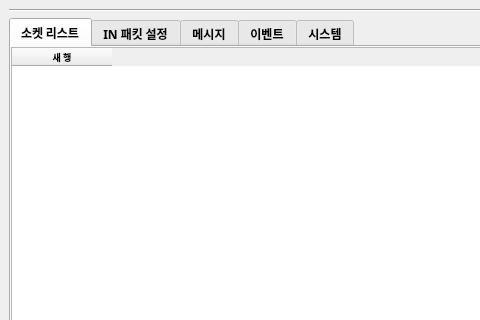
First picture: the form in ui/settings.ui, repository gusdnd3150/communication-gui, before the edit; both pictures show x 0 to 480 and y 0 to 320 of the 1150 by 600 pixel window.
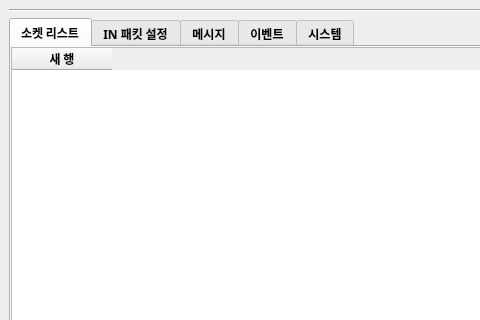
Second picture: the form after the edit.

Patch:
```diff
--- a/ui/settings.ui
+++ b/ui/settings.ui
@@ -253,7 +253,7 @@
         <property name="font">
          <font>
           <family>맑은 고딕</family>
-          <pointsize>7</pointsize>
+          <pointsize>9</pointsize>
           <weight>75</weight>
           <bold>true</bold>
          </font>
```
Left out of the diff: 6 changed lines with no effect on the pictures.
